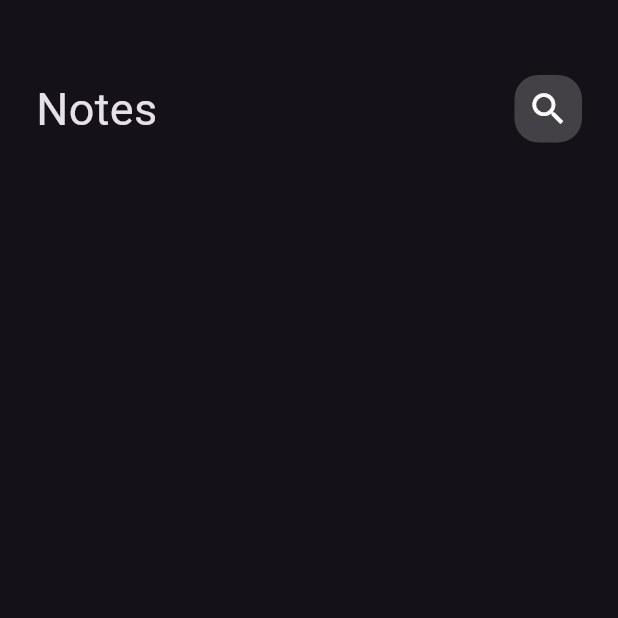
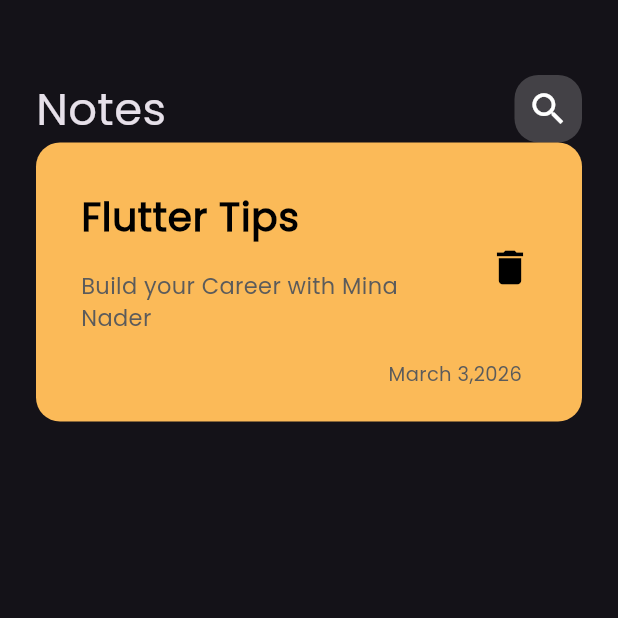
Before and after one commit to minanader648-collab/My_Note_app, a Flutter app: the screen it shows after launch, on a phone screen of 412 x 824 dp, the top half of it. Run offline on Flutter 3.47's test engine with Material 3 defaults, Android fonts, the phone set to English and light mode, and no system bars.

Commit message:
create custom Note Item

```diff
--- a/lib/main.dart
+++ b/lib/main.dart
@@ -2,16 +2,16 @@ import 'package:flutter/material.dart';
 import 'package:my_note/views/notes_views.dart';
 
 void main() {
-  runApp(const my_note());
+  runApp(const MyNote());
 }
 
-class my_note extends StatelessWidget {
-  const my_note({super.key});
+class MyNote extends StatelessWidget {
+  const MyNote({super.key});
 
   @override
   Widget build(BuildContext context) {
     return MaterialApp(
-      theme: ThemeData(brightness: Brightness.dark),
+      theme: ThemeData(brightness: Brightness.dark, fontFamily: "Poppins"),
       home: const NotesView(),
     );
   }
--- /dev/null
+++ b/lib/views/widgets/custom_note_item.dart
@@ -0,0 +1,55 @@
+import 'package:flutter/material.dart';
+
+class NoteItem extends StatelessWidget {
+  const NoteItem({super.key});
+
+  @override
+  Widget build(BuildContext context) {
+    return Container(
+      padding: EdgeInsets.only(top: 22, bottom: 22, left: 14),
+      decoration: BoxDecoration(
+        color: const Color.fromARGB(255, 251, 186, 88),
+        borderRadius: BorderRadius.circular(16),
+      ),
+      child: Column(
+        crossAxisAlignment: CrossAxisAlignment.end,
+        children: [
+          ListTile(
+            title: const Text(
+              "Flutter Tips",
+              style: TextStyle(
+                color: Colors.black,
+                fontSize: 26.0,
+                fontWeight: FontWeight.bold,
+              ),
+            ),
+            subtitle: Padding(
+              padding: const EdgeInsets.only(top: 16.0, bottom: 10),
+              child: Text(
+                "Build your Career with Mina Nader",
+                style: TextStyle(
+                  color: Color.fromARGB(255, 91, 91, 91),
+                  fontSize: 15.0,
+                ),
+              ),
+            ),
+            trailing: IconButton(
+              onPressed: () {},
+              icon: Icon(Icons.delete, color: Colors.black, size: 30.0),
+            ),
+          ),
+          Padding(
+            padding: const EdgeInsets.only(right: 40.0),
+            child: Text(
+              "March 3,2026",
+              style: TextStyle(
+                color: Color.fromARGB(255, 91, 91, 91),
+                fontSize: 13,
+              ),
+            ),
+          ),
+        ],
+      ),
+    );
+  }
+}
--- a/lib/views/widgets/notes_view_bady.dart
+++ b/lib/views/widgets/notes_view_bady.dart
@@ -1,5 +1,6 @@
 import 'package:flutter/material.dart';
 import 'package:my_note/views/widgets/custom_appbar.dart';
+import 'package:my_note/views/widgets/custom_note_item.dart';
 
 class NotesViewBody extends StatelessWidget {
   const NotesViewBody({super.key});
@@ -8,7 +9,9 @@ class NotesViewBody extends StatelessWidget {
   Widget build(BuildContext context) {
     return Padding(
       padding: const EdgeInsets.symmetric(horizontal: 24),
-      child: Column(children: [SizedBox(height: 50), CustomAppBar()]),
+      child: Column(
+        children: [SizedBox(height: 50), CustomAppBar(), NoteItem()],
+      ),
     );
   }
 }
```
Also changed, not shown: pubspec.yaml (+5 -11 lines), assets/fonts/Poppins-Regular.ttf (added), 1 other file.
